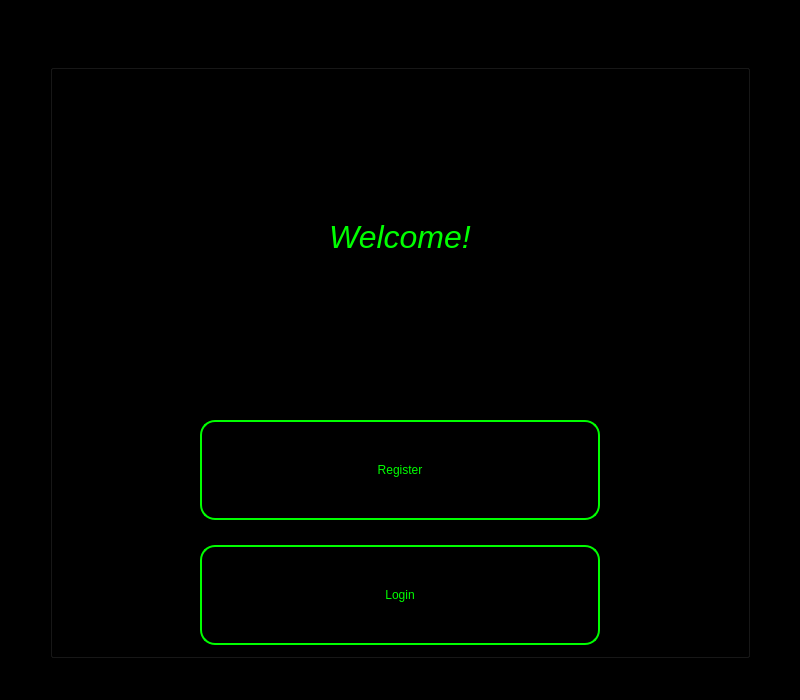
Old version of the form HomePageGUI.ui in the repository YuraMoiseev/FinalProject.
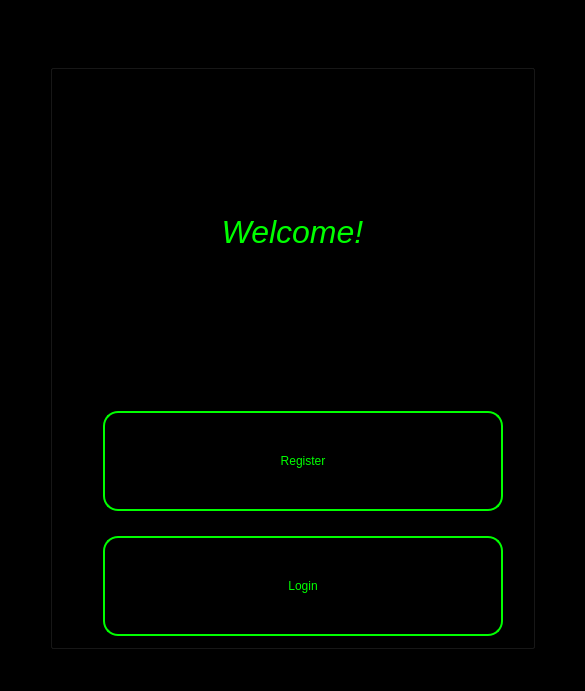
New version of the form.

```diff
--- a/HomePageGUI.ui
+++ b/HomePageGUI.ui
@@ -6,8 +6,8 @@
    <rect>
     <x>0</x>
     <y>0</y>
-    <width>800</width>
-    <height>700</height>
+    <width>585</width>
+    <height>691</height>
    </rect>
   </property>
   <property name="sizePolicy">
```
Left out of the diff: 2 changed lines with no effect on the pictures.
